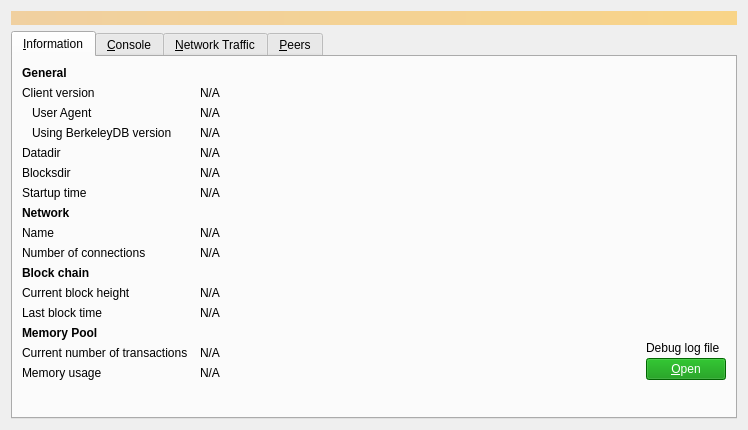
First picture: the form in src/qt/forms/debugwindow.ui, repository TaobotX11/nusacoin, before the edit.
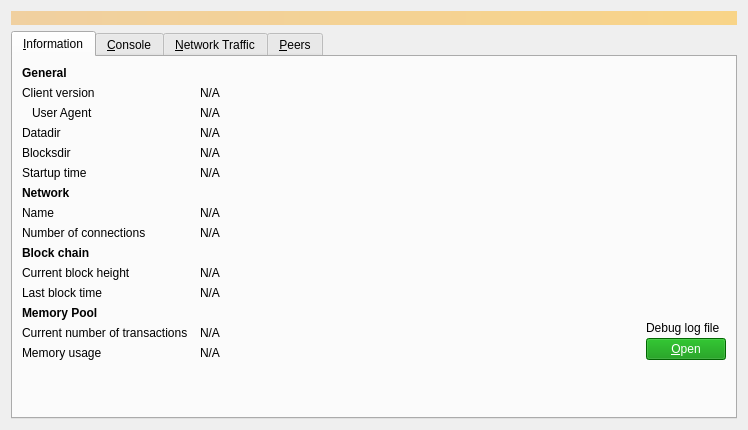
Second picture: the form after the edit. Icons and pictures are not drawn. Custom widgets are drawn as their Qt base class.

Commit message: Remove BDB version from the Information tab #118

```diff
--- a/src/qt/forms/debugwindow.ui
+++ b/src/qt/forms/debugwindow.ui
@@ -109,39 +109,13 @@
         </widget>
        </item>
        <item row="3" column="0">
-        <widget class="QLabel" name="label_berkeleyDBVersion">
-         <property name="text">
-          <string>Using BerkeleyDB version</string>
-         </property>
-         <property name="indent">
-          <number>10</number>
-         </property>
-        </widget>
-       </item>
-       <item row="3" column="1" colspan="2">
-        <widget class="QLabel" name="berkeleyDBVersion">
-         <property name="cursor">
-          <cursorShape>IBeamCursor</cursorShape>
-         </property>
-         <property name="text">
-          <string>N/A</string>
-         </property>
-         <property name="textFormat">
-          <enum>Qt::PlainText</enum>
-         </property>
-         <property name="textInteractionFlags">
-          <set>Qt::LinksAccessibleByMouse|Qt::TextSelectableByKeyboard|Qt::TextSelectableByMouse</set>
-         </property>
-        </widget>
-       </item>
-       <item row="4" column="0">
         <widget class="QLabel" name="label_12">
          <property name="text">
           <string>Datadir</string>
          </property>
         </widget>
        </item>
-       <item row="4" column="1" colspan="2">
+       <item row="3" column="1" colspan="2">
         <widget class="QLabel" name="dataDir">
          <property name="cursor">
           <cursorShape>IBeamCursor</cursorShape>
@@ -163,14 +137,14 @@
          </property>
         </widget>
        </item>
-       <item row="5" column="0">
+       <item row="4" column="0">
         <widget class="QLabel" name="label_11">
          <property name="text">
           <string>Blocksdir</string>
          </property>
         </widget>
        </item>
-       <item row="5" column="1" colspan="2">
+       <item row="4" column="1" colspan="2">
         <widget class="QLabel" name="blocksDir">
          <property name="cursor">
           <cursorShape>IBeamCursor</cursorShape>
@@ -192,14 +166,14 @@
          </property>
         </widget>
        </item>
-       <item row="6" column="0">
+       <item row="5" column="0">
         <widget class="QLabel" name="label_13">
          <property name="text">
           <string>Startup time</string>
          </property>
         </widget>
        </item>
-       <item row="6" column="1" colspan="2">
+       <item row="5" column="1" colspan="2">
         <widget class="QLabel" name="startupTime">
          <property name="cursor">
           <cursorShape>IBeamCursor</cursorShape>
@@ -215,7 +189,7 @@
          </property>
         </widget>
        </item>
-       <item row="7" column="0">
+       <item row="6" column="0">
         <widget class="QLabel" name="labelNetwork">
          <property name="font">
           <font>
@@ -228,14 +202,14 @@
          </property>
         </widget>
        </item>
-       <item row="8" column="0">
+       <item row="7" column="0">
         <widget class="QLabel" name="label_8">
          <property name="text">
           <string>Name</string>
          </property>
         </widget>
        </item>
-       <item row="8" column="1" colspan="2">
+       <item row="7" column="1" colspan="2">
         <widget class="QLabel" name="networkName">
          <property name="cursor">
           <cursorShape>IBeamCursor</cursorShape>
@@ -251,14 +225,14 @@
          </property>
         </widget>
        </item>
-       <item row="9" column="0">
+       <item row="8" column="0">
         <widget class="QLabel" name="label_7">
          <property name="text">
           <string>Number of connections</string>
          </property>
         </widget>
        </item>
-       <item row="9" column="1" colspan="2">
+       <item row="8" column="1" colspan="2">
         <widget class="QLabel" name="numberOfConnections">
          <property name="cursor">
           <cursorShape>IBeamCursor</cursorShape>
@@ -274,7 +248,7 @@
          </property>
         </widget>
        </item>
-       <item row="10" column="0">
+       <item row="9" column="0">
         <widget class="QLabel" name="label_10">
          <property name="font">
           <font>
@@ -287,14 +261,14 @@
          </property>
         </widget>
        </item>
-       <item row="11" column="0">
+       <item row="10" column="0">
         <widget class="QLabel" name="label_3">
          <property name="text">
           <string>Current block height</string>
          </property>
         </widget>
        </item>
-       <item row="11" column="1" colspan="2">
+       <item row="10" column="1" colspan="2">
         <widget class="QLabel" name="numberOfBlocks">
          <property name="cursor">
           <cursorShape>IBeamCursor</cursorShape>
@@ -310,14 +284,14 @@
          </property>
         </widget>
        </item>
-       <item row="12" column="0">
+       <item row="11" column="0">
         <widget class="QLabel" name="labelLastBlockTime">
          <property name="text">
           <string>Last block time</string>
          </property>
         </widget>
        </item>
-       <item row="12" column="1" colspan="2">
+       <item row="11" column="1" colspan="2">
         <widget class="QLabel" name="lastBlockTime">
          <property name="cursor">
           <cursorShape>IBeamCursor</cursorShape>
@@ -333,7 +307,7 @@
          </property>
         </widget>
        </item>
-       <item row="13" column="0">
+       <item row="12" column="0">
         <widget class="QLabel" name="labelMempoolTitle">
          <property name="font">
           <font>
@@ -346,14 +320,14 @@
          </property>
         </widget>
        </item>
-       <item row="14" column="0">
+       <item row="13" column="0">
         <widget class="QLabel" name="labelNumberOfTransactions">
          <property name="text">
           <string>Current number of transactions</string>
          </property>
         </widget>
        </item>
-       <item row="14" column="1">
+       <item row="13" column="1">
         <widget class="QLabel" name="mempoolNumberTxs">
          <property name="cursor">
           <cursorShape>IBeamCursor</cursorShape>
@@ -369,14 +343,14 @@
          </property>
         </widget>
        </item>
-       <item row="15" column="0">
+       <item row="14" column="0">
         <widget class="QLabel" name="labelMemoryUsage">
          <property name="text">
           <string>Memory usage</string>
          </property>
         </widget>
        </item>
-       <item row="15" column="1">
+       <item row="14" column="1">
         <widget class="QLabel" name="mempoolSize">
          <property name="cursor">
           <cursorShape>IBeamCursor</cursorShape>
@@ -392,7 +366,7 @@
          </property>
         </widget>
        </item>
-       <item row="13" column="2" rowspan="3">
+       <item row="12" column="2" rowspan="3">
         <layout class="QVBoxLayout" name="verticalLayoutDebugButton">
          <property name="spacing">
           <number>3</number>
@@ -434,7 +408,7 @@
          </item>
         </layout>
        </item>
-       <item row="16" column="0">
+       <item row="15" column="0">
         <spacer name="verticalSpacer">
          <property name="orientation">
           <enum>Qt::Vertical</enum>
```
The commit also changes 1 other file.
